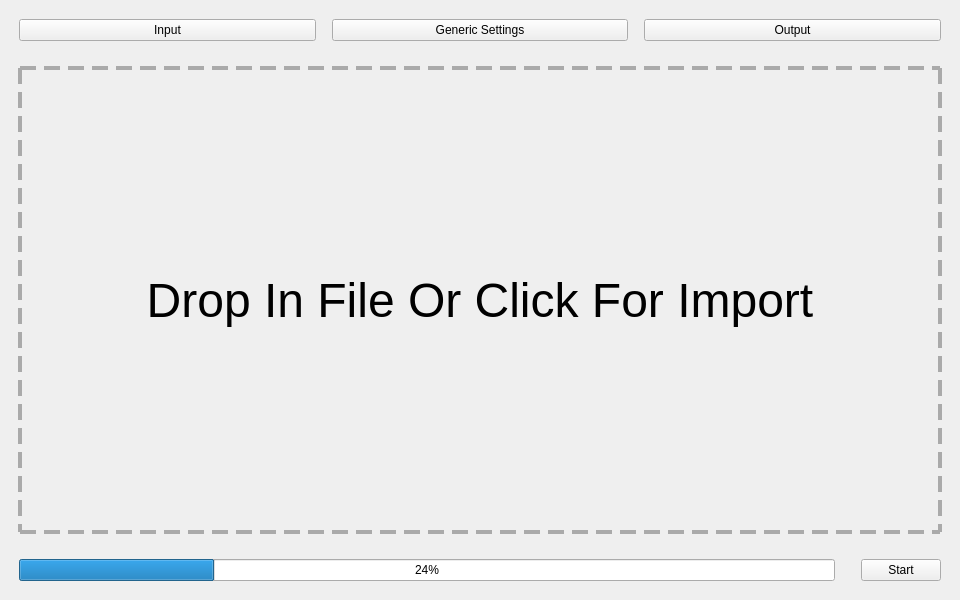
First picture: the form in Av1an-Qt/form.ui, repository Alkl58/Av1an-Qt, before the edit.
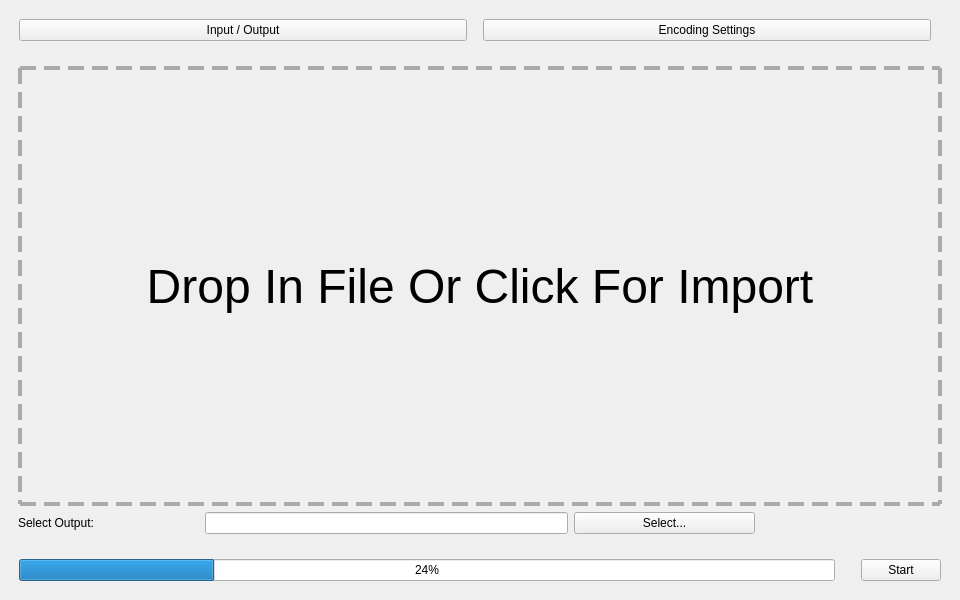
Second picture: the form after the edit.

Commit message: Input Output

```diff
--- a/Av1an-Qt/form.ui
+++ b/Av1an-Qt/form.ui
@@ -36,7 +36,7 @@
     <item>
      <layout class="QVBoxLayout" name="verticalLayout" stretch="0,0,0">
       <item>
-       <layout class="QHBoxLayout" name="ButtonSelect" stretch="1,0,1,0,1">
+       <layout class="QHBoxLayout" name="ButtonSelect" stretch="1,0,1,0">
         <property name="leftMargin">
          <number>10</number>
         </property>
@@ -52,7 +52,7 @@
         <item>
          <widget class="QPushButton" name="Input_Button">
           <property name="text">
-           <string>Input</string>
+           <string>Input / Output</string>
           </property>
          </widget>
         </item>
@@ -72,7 +72,7 @@
         <item>
          <widget class="QPushButton" name="Video_Settings_Button">
           <property name="text">
-           <string>Generic Settings</string>
+           <string>Encoding Settings</string>
           </property>
          </widget>
         </item>
@@ -89,13 +89,6 @@
           </property>
          </spacer>
         </item>
-        <item>
-         <widget class="QPushButton" name="OutputButton">
-          <property name="text">
-           <string>Output</string>
-          </property>
-         </widget>
-        </item>
        </layout>
       </item>
       <item>
@@ -121,6 +114,8 @@
          </property>
          <layout class="QHBoxLayout" name="horizontalLayout_4">
           <item>
+           <layout class="QGridLayout" name="gridLayout_5">
+            <item row="0" column="0" colspan="5">
            <widget class="QLabel" name="DropInLabel">
             <property name="sizePolicy">
              <sizepolicy hsizetype="Expanding" vsizetype="Expanding">
@@ -160,6 +155,38 @@
             </property>
            </widget>
           </item>
+            <item row="1" column="4">
+             <spacer name="horizontalSpacer_3">
+              <property name="orientation">
+               <enum>Qt::Horizontal</enum>
+              </property>
+              <property name="sizeHint" stdset="0">
+               <size>
+                <width>40</width>
+                <height>20</height>
+               </size>
+              </property>
+             </spacer>
+            </item>
+            <item row="1" column="0">
+             <widget class="QLabel" name="label_4">
+              <property name="text">
+               <string>Select Output:</string>
+              </property>
+             </widget>
+            </item>
+            <item row="1" column="3">
+             <widget class="QPushButton" name="pushButtonSelectOutput">
+              <property name="text">
+               <string>Select...</string>
+              </property>
+             </widget>
+            </item>
+            <item row="1" column="1" colspan="2">
+             <widget class="QLineEdit" name="lineEdit"/>
+            </item>
+           </layout>
+          </item>
          </layout>
         </widget>
         <widget class="QWidget" name="pageAv1AnSettings">
```
Left out of the diff: 28 changed lines with no effect on the pictures. Lines whose indentation alone changed are shown as unchanged.
